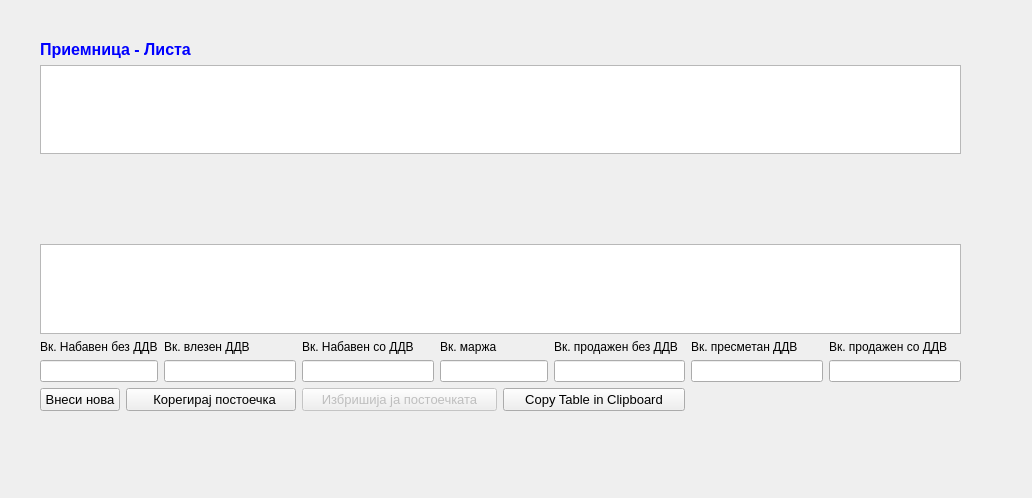
srgank/sterna_x, file sterna/Priemnici/priemnicilista.ui: the form before one commit.
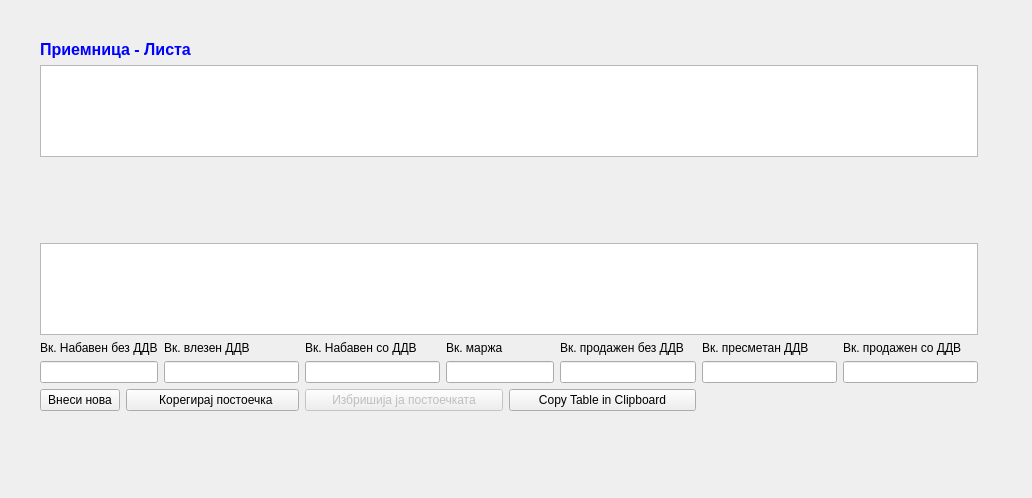
The form after the commit. Icons and pictures are not drawn.

What changed in the file:
```diff
--- a/sterna/Priemnici/priemnicilista.ui
+++ b/sterna/Priemnici/priemnicilista.ui
@@ -18,18 +18,13 @@
     <rect>
      <x>40</x>
      <y>40</y>
-     <width>921</width>
+     <width>938</width>
      <height>371</height>
     </rect>
    </property>
    <layout class="QGridLayout" name="gridLayout">
     <item row="0" column="0" colspan="3">
      <widget class="QLabel" name="label_16">
-      <property name="font">
-       <font>
-        <pointsize>10</pointsize>
-       </font>
-      </property>
       <property name="text">
        <string>&lt;html&gt;&lt;head/&gt;&lt;body&gt;&lt;p&gt;&lt;span style=&quot; font-family:'MS Shell Dlg 2'; font-size:12pt; font-weight:600; color:#0000ff;&quot;&gt;Приемница - Листа &lt;/span&gt;&lt;/p&gt;&lt;/body&gt;&lt;/html&gt;</string>
       </property>
@@ -74,11 +69,6 @@
         </disabled>
        </palette>
       </property>
-      <property name="font">
-       <font>
-        <pointsize>10</pointsize>
-       </font>
-      </property>
       <property name="alternatingRowColors">
        <bool>true</bool>
       </property>
@@ -86,11 +76,6 @@
     </item>
     <item row="2" column="0">
      <widget class="QLabel" name="label_11">
-      <property name="font">
-       <font>
-        <pointsize>10</pointsize>
-       </font>
-      </property>
       <property name="text">
        <string/>
       </property>
@@ -98,13 +83,6 @@
     </item>
     <item row="3" column="0">
      <widget class="QLabel" name="label_13">
-      <property name="font">
-       <font>
-        <pointsize>10</pointsize>
-        <weight>75</weight>
-        <bold>true</bold>
-       </font>
-      </property>
       <property name="text">
        <string/>
       </property>
@@ -112,13 +90,6 @@
     </item>
     <item row="4" column="0">
      <widget class="QLabel" name="label">
-      <property name="font">
-       <font>
-        <pointsize>10</pointsize>
-        <weight>75</weight>
-        <bold>true</bold>
-       </font>
-      </property>
       <property name="text">
        <string/>
       </property>
@@ -126,13 +97,6 @@
     </item>
     <item row="5" column="0">
      <widget class="QLabel" name="label_2">
-      <property name="font">
-       <font>
-        <pointsize>10</pointsize>
-        <weight>75</weight>
-        <bold>true</bold>
-       </font>
-      </property>
       <property name="text">
        <string/>
       </property>
@@ -177,11 +141,6 @@
         </disabled>
        </palette>
       </property>
-      <property name="font">
-       <font>
-        <pointsize>10</pointsize>
-       </font>
-      </property>
       <property name="frameShadow">
        <enum>QFrame::Plain</enum>
       </property>
@@ -290,11 +249,6 @@
     </item>
     <item row="9" column="0">
      <widget class="QPushButton" name="pushButton">
-      <property name="font">
-       <font>
-        <pointsize>10</pointsize>
-       </font>
-      </property>
       <property name="text">
        <string>Внеси нова</string>
       </property>
@@ -312,11 +266,6 @@
     </item>
     <item row="9" column="1" colspan="2">
      <widget class="QPushButton" name="pushButton_2">
-      <property name="font">
-       <font>
-        <pointsize>10</pointsize>
-       </font>
-      </property>
       <property name="text">
        <string>  Корегирај постоечка</string>
       </property>
@@ -337,11 +286,6 @@
       <property name="enabled">
        <bool>false</bool>
       </property>
-      <property name="font">
-       <font>
-        <pointsize>10</pointsize>
-       </font>
-      </property>
       <property name="text">
        <string>Избришија ја постоечката</string>
       </property>
@@ -352,11 +296,6 @@
       <property name="enabled">
        <bool>true</bool>
       </property>
-      <property name="font">
-       <font>
-        <pointsize>10</pointsize>
-       </font>
-      </property>
       <property name="text">
        <string>Copy Table in Clipboard</string>
       </property>
```
